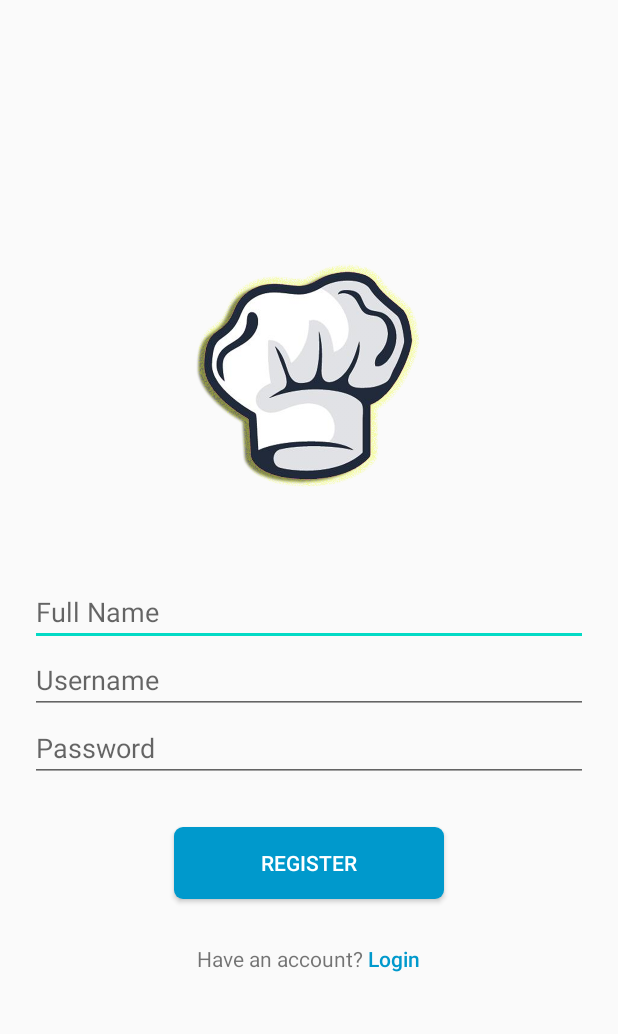
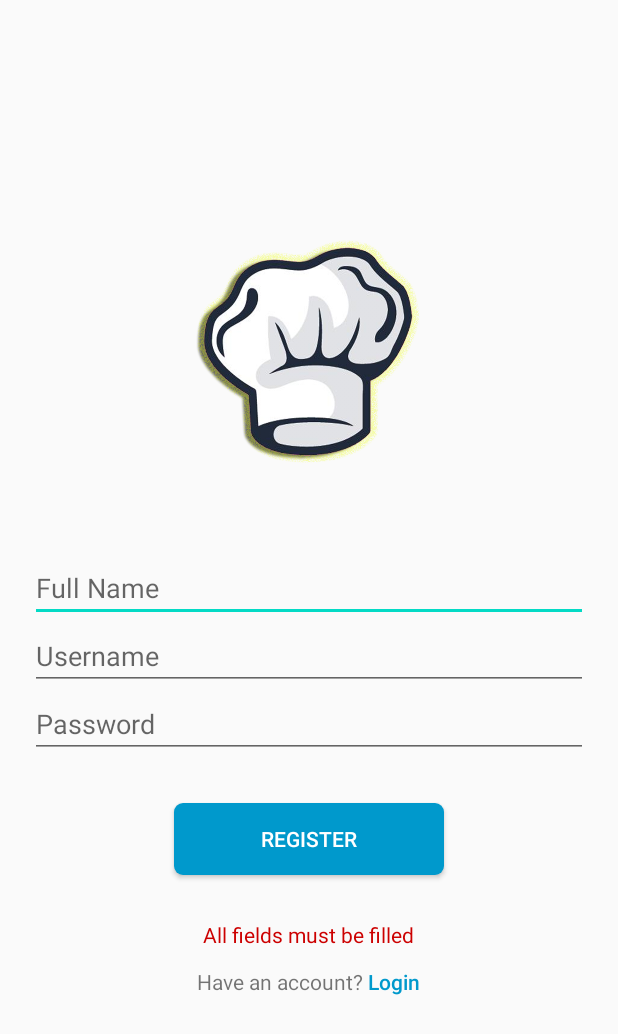
Before and after one commit to Dragnalio/HCI_LAB, an Android app: the RegisterActivity screen opened directly, with no data from a screen before it, after a tap on "REGISTER", on a phone screen of 412 x 824 dp. Shown: the top 1034 px of the screen. Run offline under Robolectric (Android 15) with nearby library versions, the phone set to English and light mode, and no system bars.

Commit message:
feat: added error message

```diff
--- a/app/src/main/java/com/lab/hciapp/RegisterActivity.java
+++ b/app/src/main/java/com/lab/hciapp/RegisterActivity.java
@@ -4,20 +4,20 @@ import androidx.appcompat.app.AlertDialog;
 import androidx.appcompat.app.AppCompatActivity;
 
 import android.content.Context;
-import android.content.DialogInterface;
 import android.content.Intent;
 import android.os.Bundle;
 import android.view.View;
 import android.widget.Button;
 import android.widget.EditText;
 import android.widget.ImageView;
-import android.widget.Toast;
+import android.widget.TextView;
 
 public class RegisterActivity extends AppCompatActivity {
 
     ImageView ivLogo;
     EditText etFullname, etUsername, etPassword;
     Button btnRegister, btnLogin;
+    TextView tvError;
 
     Context context = this;
 
@@ -34,6 +34,9 @@ public class RegisterActivity extends AppCompatActivity {
         etUsername = findViewById(R.id.register_et_username);
         etPassword = findViewById(R.id.register_et_password);
 
+        // textviews
+        tvError = findViewById(R.id.register_tv_error);
+
         // buttons
         btnRegister = findViewById(R.id.register_btn_register);
         btnRegister.setOnClickListener(v -> btnRegisterPressed());
@@ -44,28 +47,21 @@ public class RegisterActivity extends AppCompatActivity {
 
     // register action
     public void btnRegisterPressed() {
-        boolean valid = true;
+        String error = "";
+        tvError.setVisibility(View.GONE);
 
         String fullName = etFullname.getText().toString();
-        if (fullName.length() <= 0) {
-            valid = false;
-            makeToast(getString(R.string.fullname) + " must be filled");
-        }
-
         String username = etUsername.getText().toString();
-        if (username.length() <= 0) {
-            valid = false;
-            makeToast(getString(R.string.username) + " must be filled");
-        }
-
         String password = etPassword.getText().toString();
-        if (password.length() <= 0) {
-            valid = false;
-            makeToast(getString(R.string.password) + " must be filled");
-        }
-
-        if (!valid) {
-            // empty input detected
+        if (fullName.length() <= 0 || username.length() <= 0 || password.length() <= 0) {
+            error = getString(R.string.emptyfields);
+            tvError.setText(error);
+            tvError.setVisibility(View.VISIBLE);
+            return;
+        } else if (username.length() < 6 || password.length() < 6) {
+            error = "Username and password length must be at least 6 character";
+            tvError.setText(error);
+            tvError.setVisibility(View.VISIBLE);
             return;
         }
 
@@ -79,7 +75,9 @@ public class RegisterActivity extends AppCompatActivity {
 
         if (User.userIndex >= 0) {
             // duplicate username
-            makeToast("This username is taken");
+            error = "This username is taken";
+            tvError.setText(error);
+            tvError.setVisibility(View.VISIBLE);
             return;
         }
 
@@ -109,8 +107,4 @@ public class RegisterActivity extends AppCompatActivity {
         Intent intent = new Intent(this, LoginActivity.class);
         startActivity(intent);
     }
-
-    void makeToast(String text) {
-        Toast.makeText(this,  text, Toast.LENGTH_SHORT).show();
-    }
 }
--- a/app/src/main/res/layout/activity_register.xml
+++ b/app/src/main/res/layout/activity_register.xml
@@ -52,6 +52,15 @@
         android:textAllCaps="true"
         android:textColor="@android:color/white" />
 
+    <TextView
+        android:id="@+id/register_tv_error"
+        android:layout_width="wrap_content"
+        android:layout_height="wrap_content"
+        android:layout_marginBottom="12dp"
+        android:visibility="gone"
+        android:text=""
+        android:textColor="@android:color/holo_red_dark"/>
+
     <LinearLayout
         android:layout_width="wrap_content"
         android:layout_height="wrap_content">
--- a/app/src/main/res/values/strings.xml
+++ b/app/src/main/res/values/strings.xml
@@ -23,4 +23,5 @@
     <!-- TODO: Remove or change this placeholder text -->
     <string name="hello_blank_fragment">Hello blank fragment</string>
     <string name="recipe_instructions">Recipe Instructions</string>
+    <string name="emptyfields">All fields must be filled</string>
 </resources>
```
Also changed, not shown: app/src/main/java/com/lab/hciapp/LoginActivity.java (+14 -19 lines), app/src/main/res/layout/activity_login.xml (+9 -0 lines).
